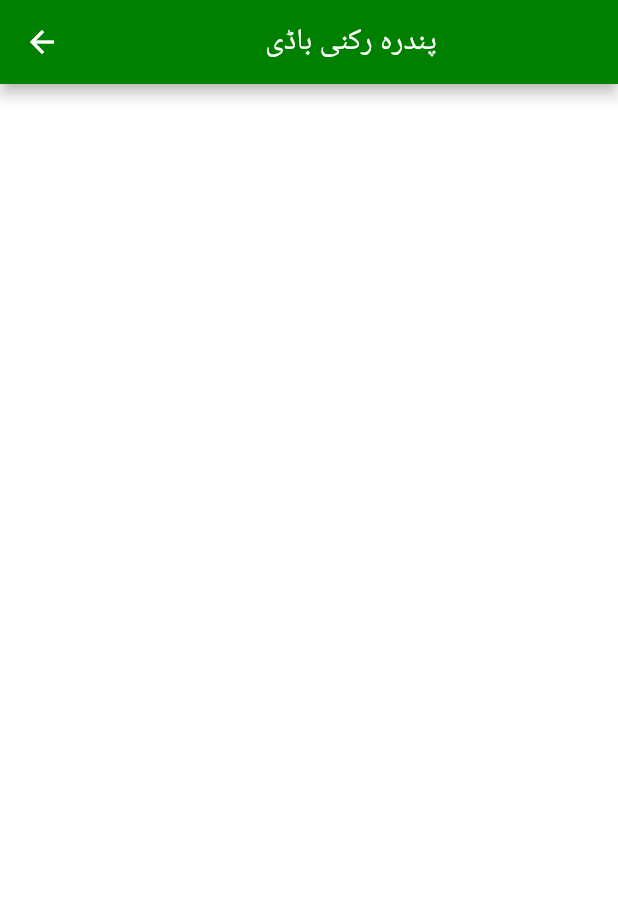
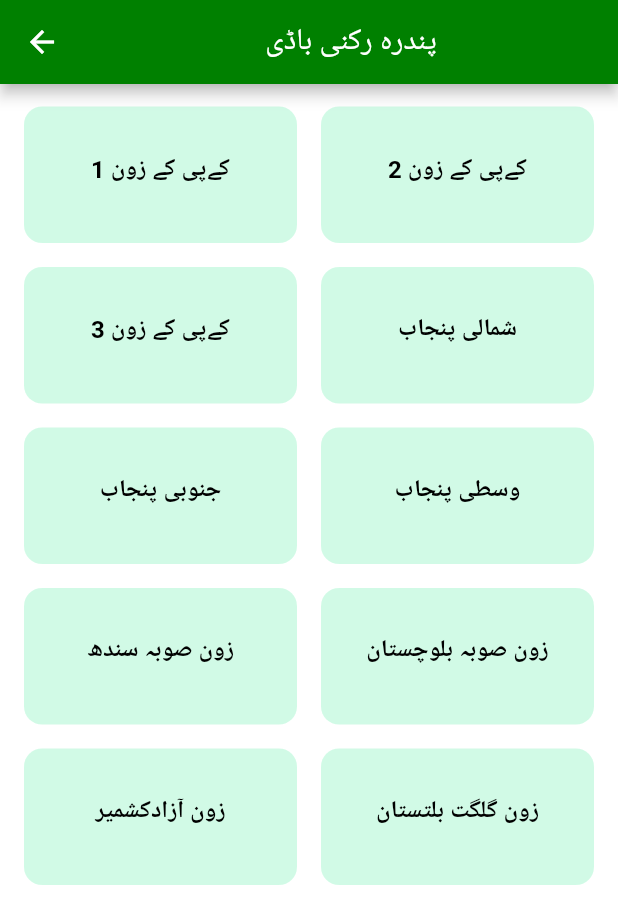
Before and after one commit to usamamalik3/voter_record, a Flutter app: the TanzeemSazi screen opened by its route, after a tap on "پندرہ رکنی باڈی", on a phone screen of 412 x 824 dp. Shown: the top 924 px of the screen. Run offline on Flutter 3.47's test engine with Material 2 defaults, Android fonts, the phone set to English and light mode, and no system bars; our stand-ins replace cloud_firestore, firebase_core, firebase_storage, flutter_bloc, fluttertoast, form_field_validator and 4 more; missing offline and left inert: animated_segmented_tab_control, flutter_email_sender; accounts and stored records are empty.

Commit message:
tanzeem sazi screen added

```diff
--- a/lib/configs/routes.dart
+++ b/lib/configs/routes.dart
@@ -3,7 +3,7 @@
 import 'package:flutter/material.dart';
 import 'package:voterrecord/screens/aboutscreen.dart';
 import 'package:voterrecord/screens/add_office.dart';
-import 'package:voterrecord/screens/bodyscreen.dart';
+import 'package:voterrecord/screens/15rukniBody/bodyscreen.dart';
 import 'package:voterrecord/screens/complaint.dart';
 import 'package:voterrecord/screens/dashboard.dart';
 import 'package:voterrecord/screens/meetingscreen.dart';
--- a/lib/main.dart
+++ b/lib/main.dart
@@ -1,6 +1,7 @@
 import 'package:firebase_core/firebase_core.dart';
 import 'package:flutter/material.dart';
 import 'package:voterrecord/configs/routes.dart';
+import 'package:voterrecord/screens/15rukniBody/zonebody.dart';
 import 'package:voterrecord/screens/aboutscreen.dart';
 
 import 'package:voterrecord/screens/dashboard.dart';
@@ -26,6 +27,7 @@ class MyApp extends StatelessWidget {
       themeMode: ThemeMode.dark,
       theme: ThemeData(
           primaryColor: Colors.green,
+          // fontFamily:  "NotoNastaliqUrdu",
           scaffoldBackgroundColor: Colors.white.withOpacity(.98),
           iconTheme: const IconThemeData(
             color: Color(0Xff008000),
@@ -46,6 +48,7 @@ class MyApp extends StatelessWidget {
                   elevation: 3,
                   minimumSize: const Size(300, 45))),
           inputDecorationTheme: InputDecorationTheme(
+
               filled: true,
               fillColor: Colors.greenAccent.withOpacity(.3),
               border: OutlineInputBorder(
--- /dev/null
+++ b/lib/screens/15rukniBody/bodyscreen.dart
@@ -0,0 +1,30 @@
+import 'package:flutter/material.dart';
+import 'package:voterrecord/utils/container_menu.dart';
+
+import '../../utils/list_utils.dart';
+
+class BodyScreen extends StatefulWidget {
+  const BodyScreen({super.key});
+
+  @override
+  State<BodyScreen> createState() => _BodyScreenState();
+}
+
+class _BodyScreenState extends State<BodyScreen> {
+  @override
+  Widget build(BuildContext context) {
+    return Scaffold(
+      appBar: AppBar(title:const Center(child:  Text("پندرہ رکنی باڈی")),),
+      body: Padding(
+        padding: const EdgeInsets.only(top: 15.0),
+        child: Column(
+          mainAxisAlignment: MainAxisAlignment.center,
+          children: [
+            ContainerMenuNoIcon(list: zone, crossAxisSpacing: 16, mainAxisSpacing: 16, crossAxisCount: 2, childAspectRatio: 2)
+          ],
+        ),
+      ),
+
+    );
+  }
+}
--- a/lib/screens/bodyscreen.dart
+++ /dev/null
@@ -1,18 +0,0 @@
-import 'package:flutter/material.dart';
-
-class BodyScreen extends StatefulWidget {
-  const BodyScreen({super.key});
-
-  @override
-  State<BodyScreen> createState() => _BodyScreenState();
-}
-
-class _BodyScreenState extends State<BodyScreen> {
-  @override
-  Widget build(BuildContext context) {
-    return Scaffold(
-      appBar: AppBar(title:const Center(child:  Text("پندرہ رکنی باڈی")),),
-
-    );
-  }
-}
--- a/lib/utils/container_menu.dart
+++ b/lib/utils/container_menu.dart
@@ -1,7 +1,60 @@
 
 import 'package:flutter/material.dart';
 import 'package:voterrecord/models/dashboardItem.dart';
+class ContainerMenuNoIcon extends StatelessWidget {
+  const ContainerMenuNoIcon({super.key, required this.list, required this.crossAxisSpacing, required this.mainAxisSpacing, required this.crossAxisCount, required this.childAspectRatio});
+  final List<BodyItem> list;
+final double crossAxisSpacing;
+final double mainAxisSpacing;
+final int crossAxisCount;
+final double childAspectRatio;
 
+  @override
+  Widget build(BuildContext context) {
+    return  Expanded(
+      child: Container(
+        padding: const EdgeInsets.only(left: 16, right: 16, bottom: 16),
+        child: GridView.count(
+          crossAxisSpacing: crossAxisSpacing,
+          mainAxisSpacing: mainAxisSpacing,
+          crossAxisCount: crossAxisCount,
+          childAspectRatio: childAspectRatio,
+          children: list.map((data) {
+            return InkWell(
+              splashColor: Theme.of(context).primaryColor,
+              borderRadius: BorderRadius.circular(12),
+              onTap: () {
+              data.onPressed(context);
+              },
+              child: Container(
+                clipBehavior: Clip.antiAlias,
+                decoration: BoxDecoration(
+                  borderRadius: BorderRadius.circular(12),
+                  color:Theme.of(context).inputDecorationTheme.fillColor!,
+                ),
+                child: Column(
+                  mainAxisAlignment: MainAxisAlignment.center,
+                  children: <Widget>[
+
+                    Text(
+                      data.title,
+                      style: const TextStyle(
+                        color: Colors.black,
+                        fontSize: 16,
+                        fontWeight: FontWeight.w600,
+                      ),
+                    ),
+                  const  SizedBox(height: 8),
+                  ],
+                ),
+              ),
+            );
+          }).toList(),
+        ),
+      ),
+    );
+  }
+}
 class ContainerMenu extends StatelessWidget {
   const ContainerMenu({
     Key? key, required this.list, required this.crossAxisSpacing, required this.mainAxisSpacing, required this.crossAxisCount, required this.childAspectRatio,
@@ -22,18 +75,19 @@ final double childAspectRatio;
           crossAxisCount: crossAxisCount,
           childAspectRatio: childAspectRatio,
           children: list.map((data) {
-            return InkWell(
-              splashColor: Theme.of(context).primaryColor,
-              borderRadius: BorderRadius.circular(12),
-              onTap: () {
-              data.onPressed(context);
-              },
-              child: Container(
-                clipBehavior: Clip.antiAlias,
-                decoration: BoxDecoration(
-                  borderRadius: BorderRadius.circular(12),
-                  color:Theme.of(context).inputDecorationTheme.fillColor!,
-                ),
+            return Container(
+              clipBehavior: Clip.antiAlias,
+              decoration: BoxDecoration(
+                boxShadow: [BoxShadow(color: Colors.green.withOpacity(0.2), blurRadius: 0)],
+                borderRadius: BorderRadius.circular(12),
+                color:Theme.of(context).inputDecorationTheme.fillColor!,
+              ),
+              child: InkWell(
+                splashColor: Theme.of(context).primaryColor,
+                borderRadius: BorderRadius.circular(12),
+                onTap: () {
+                data.onPressed(context);
+                },
                 child: Column(
                   mainAxisAlignment: MainAxisAlignment.center,
                   children: <Widget>[
--- a/lib/utils/list_utils.dart
+++ b/lib/utils/list_utils.dart
@@ -152,7 +152,9 @@ List<Items> tanzeemSaziList = [
 ];
 
 List<BodyItem> zone = [
-  BodyItem(title: "کےپی کے زون 1", onPressed: (context) {}),
+  BodyItem(title: "کےپی کے زون 1", onPressed: (context) {
+
+  }),
   BodyItem(title: "کےپی کے زون 2", onPressed: (context) {}),
   BodyItem(title: "کےپی کے زون 3", onPressed: (context) {}),
   BodyItem(title: "شمالی پنجاب", onPressed: (context) {}),
--- a/pubspec.yaml
+++ b/pubspec.yaml
@@ -78,8 +78,8 @@ flutter:
   uses-material-design: true
 
   # To add assets to your application, add an assets section, like this:
-  # assets:
-    # - images/
+  assets:
+    - images/
   # An image asset can refer to one or more resolution-specific "variants", see
   # https://flutter.dev/assets-and-images/#resolution-aware
   # For details regarding adding assets from package dependencies, see
```
Also changed, not shown: lib/screens/15rukniBody/zonebody.dart (added, +110 -0 lines), lib/utils/bodytile.dart (added, +64 -0 lines), 3 other files.
